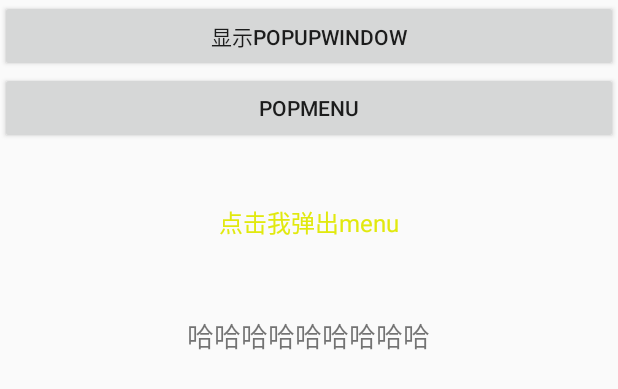
After one commit to pigff/MyAndroidStudy, an Android app: the layout activity_popwindow_layout.xml on its own in the app's theme, with its tools: preview values and no code run, on a phone screen of 412 x 824 dp. The commit adds this screen. Shown: the top 389 px of the screen. Run offline under Robolectric (Android 15) with nearby library versions, the phone set to English and light mode, and no system bars.

Commit message:
2016-11-12

```diff
--- a/app/src/main/AndroidManifest.xml
+++ b/app/src/main/AndroidManifest.xml
@@ -44,6 +44,9 @@
 
         <activity android:name=".DialogStudy"/>
 
+        <activity android:name=".PopWindowStudy"/>
+
+
         <service android:name=".service.MyService">
 
         </service>
--- /dev/null
+++ b/app/src/main/res/anim/anim_pop.xml
@@ -0,0 +1,6 @@
+<?xml version="1.0" encoding="utf-8"?>
+<set xmlns:android="http://schemas.android.com/apk/res/android">
+    <alpha android:toAlpha="1"
+           android:fromAlpha="0"
+           android:duration="2000"/>
+</set>
--- a/app/src/main/res/layout/activity_main.xml
+++ b/app/src/main/res/layout/activity_main.xml
@@ -87,6 +87,12 @@
             android:layout_width="match_parent"
             android:layout_height="wrap_content"
             android:text="@string/dialog"/>
+
+        <Button
+            android:id="@+id/btn_14"
+            android:layout_width="match_parent"
+            android:layout_height="wrap_content"
+            android:text="@string/popupwindow_menu"/>
     </LinearLayout>
 
 
--- /dev/null
+++ b/app/src/main/res/layout/activity_popwindow_layout.xml
@@ -0,0 +1,37 @@
+<?xml version="1.0" encoding="utf-8"?>
+<LinearLayout xmlns:android="http://schemas.android.com/apk/res/android"
+              android:layout_width="match_parent"
+              android:layout_height="match_parent"
+              android:orientation="vertical">
+
+    <Button
+        android:id="@+id/pop_btn_01"
+        android:layout_width="match_parent"
+        android:layout_height="wrap_content"
+        android:text="@string/popupwindow"/>
+
+    <Button
+        android:id="@+id/pop_btn_02"
+        android:layout_width="match_parent"
+        android:layout_height="wrap_content"
+        android:text="popmenu"/>
+
+    <TextView
+        android:id="@+id/pop_text_02"
+        android:layout_width="wrap_content"
+        android:layout_height="wrap_content"
+        android:layout_gravity="center"
+        android:text="点击我弹出menu"
+        android:textColor="@color/yellow"
+        android:textSize="16sp"
+        android:layout_marginTop="40dp"/>
+
+    <TextView
+        android:id="@+id/pop_text_01"
+        android:layout_width="wrap_content"
+        android:layout_height="wrap_content"
+        android:layout_gravity="center"
+        android:layout_marginTop="50dp"
+        android:text="哈哈哈哈哈哈哈哈哈"
+        android:textSize="18sp"/>
+</LinearLayout>
--- a/app/src/main/res/values/strings.xml
+++ b/app/src/main/res/values/strings.xml
@@ -33,4 +33,6 @@
     <string name="intentservice">IntentService</string>
     <string name="spinner"><![CDATA[Spinner & AutoCompleteTextView]]></string>
     <string name="dialog">Dialog</string>
+    <string name="popupwindow_menu"><![CDATA[popupwindow&menu]]></string>
+    <string name="popupwindow">显示PopupWindow</string>
 </resources>
```
Also changed, not shown: app/src/main/java/com/example/lin/myandroidapplication/DialogStudy.java (+31 -7 lines), app/src/main/java/com/example/lin/myandroidapplication/MainActivity.java (+8 -0 lines), app/src/main/java/com/example/lin/myandroidapplication/PopWindowStudy.java (added, +195 -0 lines), app/src/main/res/layout/item_pop.xml (added, +22 -0 lines), app/src/main/res/menu/menu_01.xml (added, +12 -0 lines), app/src/main/res/menu/menu_02.xml (added, +9 -0 lines), app/src/main/res/menu/menu_03.xml (added, +13 -0 lines).
